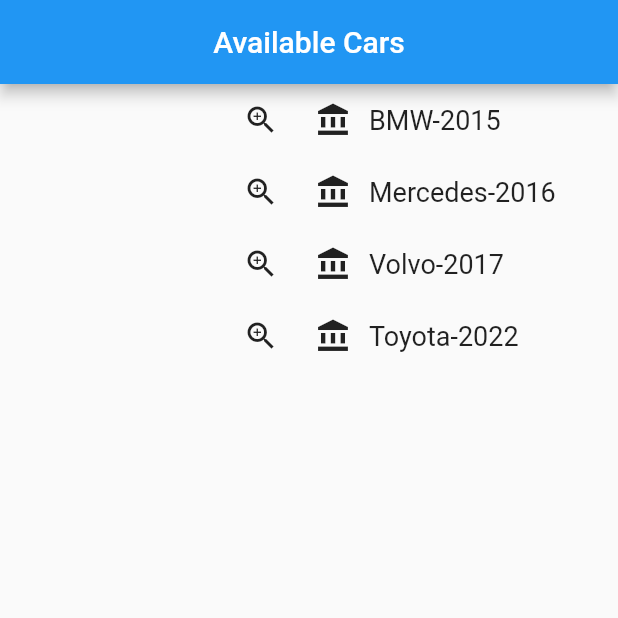
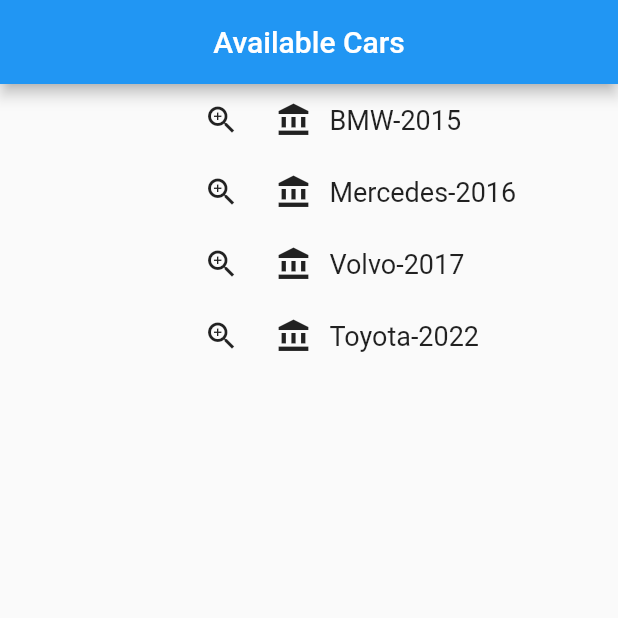
Before and after one commit to ousamahatoum/csci410sampleexam, a Flutter app: the screen it shows after launch, on a phone screen of 412 x 824 dp, the top half of it. Run offline on Flutter 3.47's test engine with Material 2 defaults, Android fonts, the phone set to English and light mode, and no system bars.

Commit message:
added mediaquery

```diff
--- a/lib/car.dart
+++ b/lib/car.dart
@@ -6,6 +6,7 @@ class Car {
 
   Car(this.model, this.year, this.rentperDay, this.image);
 
+  @override
   String toString() {
     return '$model-$year';
   }
--- a/lib/list_cars.dart
+++ b/lib/list_cars.dart
@@ -14,6 +14,11 @@ class _ListCarsState extends State<ListCars> {
 
   @override
   Widget build(BuildContext context) {
+    double width = MediaQuery.of(context).size.width;
+    if (MediaQuery.of(context).orientation == Orientation.landscape) {
+      width = width * 1.2;
+    }
+
     return Scaffold(
         appBar: AppBar(
           title: Text(_text),
@@ -23,7 +28,7 @@ class _ListCarsState extends State<ListCars> {
             itemCount: cars.length,
             itemBuilder: (context, index) {
               return Row(children: [
-                const SizedBox(width: 150),
+                SizedBox(width: width * 0.3),
                 IconButton(
                     onPressed: () {
                       Navigator.of(context).push(MaterialPageRoute(
```
Also changed, not shown: lib/image.dart (+8 -4 lines).
